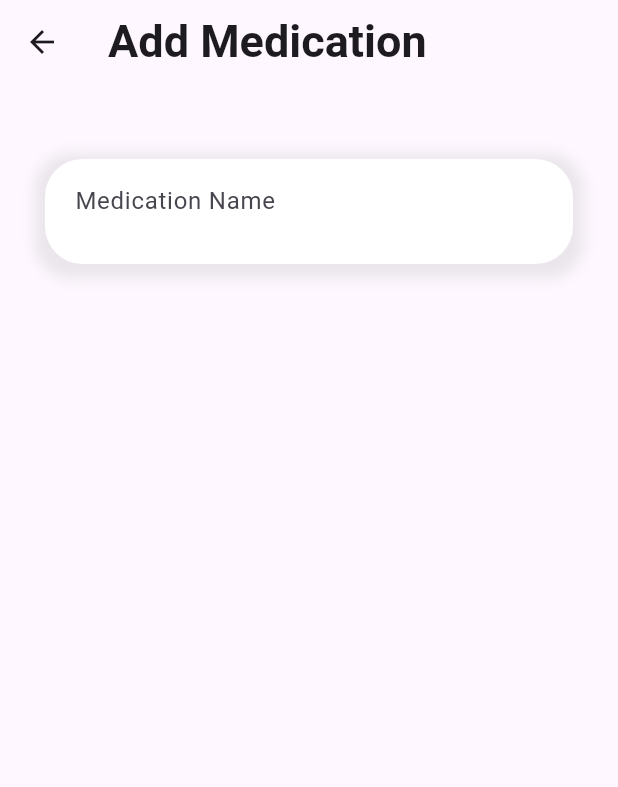
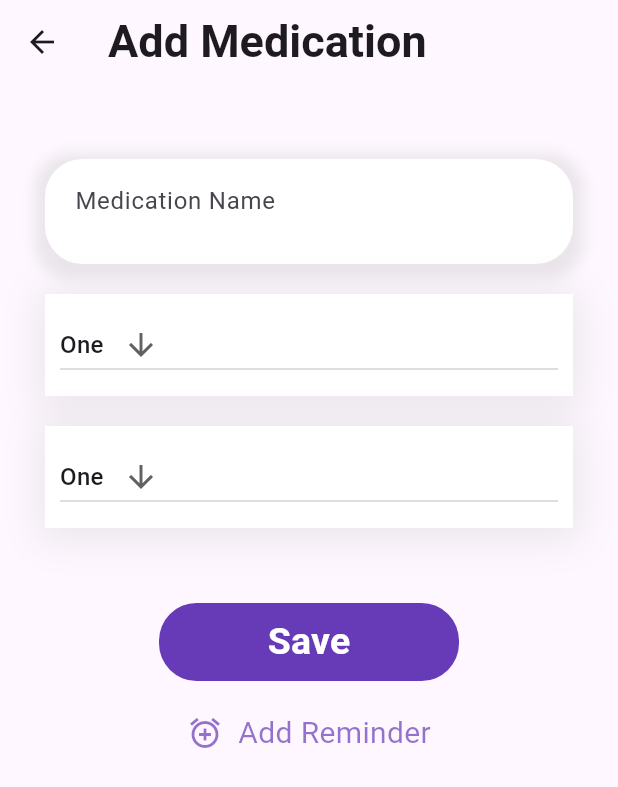
Before and after one commit to ibrahim-maher/untitled2, a Flutter app: the MedicationPage screen opened directly, on a phone screen of 412 x 824 dp. Shown: the top 787 px of the screen. Run offline on Flutter 3.47's test engine with Material 2 defaults, Android fonts, the phone set to English and light mode, and no system bars; our stand-ins replace charts_flutter, get.

Commit message:
ratenia page

```diff
--- a/lib/main.dart
+++ b/lib/main.dart
@@ -2,6 +2,7 @@ import 'package:flutter/material.dart';
 import 'package:get/get.dart';
 import 'package:untitled2/retinaPage.dart';
 
+import 'add_medication.dart';
 import 'dashboard.dart';
 import 'diabetes_types.dart';
 import 'feedback.dart';
@@ -44,7 +45,7 @@ class MyApp extends StatelessWidget {
         ),
         useMaterial3: true,
       ),
-      home:  MedicationPage(),
+      home:  AddMedicationPage(),
     );
   }
 }
--- a/lib/medication.dart
+++ b/lib/medication.dart
@@ -1,19 +1,54 @@
 import 'package:flutter/material.dart';
+import 'package:untitled2/componants/def_button.dart';
 import 'package:untitled2/componants/def_textfield.dart';
 
-class MedicationPage extends StatelessWidget {
+class MedicationPage extends StatefulWidget {
   const MedicationPage({Key? key}) : super(key: key);
 
   @override
+  State<MedicationPage> createState() => _MedicationPageState();
+}
+
+class _MedicationPageState extends State<MedicationPage> {
+  late var dropdownValue1 = 'One';
+  late var dropdownValue2 = 'One';
+
+  @override
   Widget build(BuildContext context) {
+
+    DateTime selectedDate = DateTime.now();
+    TimeOfDay selectedTime = TimeOfDay.now();
+
+    Future<void> _selectDate(BuildContext context) async {
+      final DateTime? picked = await showDatePicker(
+        context: context,
+        initialDate: selectedDate,
+        firstDate: DateTime(2020),
+        lastDate: DateTime(2025),
+      );
+      if (picked != null && picked != selectedDate)
+        setState(() {
+          selectedDate = picked;
+        });
+    }
+
+    Future<void> _selectTime(BuildContext context) async {
+      final TimeOfDay? picked = await showTimePicker(
+        context: context,
+        initialTime: selectedTime,
+      );
+      if (picked != null && picked != selectedTime)
+        setState(() {
+          selectedTime = picked;
+        });
+    }
+
+
     return Scaffold(
         appBar: AppBar(
           title: Text(
             'Add Medication',
-            style: TextStyle(
-
-                fontSize: 30,
-                fontWeight: FontWeight.bold),
+            style: TextStyle(fontSize: 30, fontWeight: FontWeight.bold),
           ),
           elevation: 0,
           leading: IconButton(
@@ -23,17 +58,130 @@ class MedicationPage extends StatelessWidget {
             },
           ),
         ),
-        body:Padding(
+        body: Padding(
           padding: const EdgeInsets.all(30.0),
           child: Column(
             children: [
               def_textfield(
                 label: "Medication Name",
               ),
+              Container(
+                padding: const EdgeInsets.all(10),
+                margin: const EdgeInsets.only(top: 20.0),
+                decoration: BoxDecoration(
+                  color: Colors.white,
+                  boxShadow: [
+                    BoxShadow(
+                      color: Colors.grey.withOpacity(0.2),
+                      spreadRadius: 5,
+                      blurRadius: 20,
+                      offset: const Offset(0, 3), // changes position of shadow
+                    ),
+                  ],
+                ),
+                width: double.infinity,
+                child: DropdownButton(
+                  value: dropdownValue1,
+                  icon: Icon(Icons.arrow_downward),
+                  iconSize: 24,
+                  elevation: 16,
+                  items: <DropdownMenuItem>[
+                    DropdownMenuItem(
+                      child: Text('One'),
+                      value: 'One',
+                    ),
+                    DropdownMenuItem(
+                      child: Text('Two'),
+                      value: 'Two',
+                    ),
+                    DropdownMenuItem(
+                      child: Text('Three'),
+                      value: 'Three',
+                    ),
+                  ],
+                  onChanged: (value) {
+                    setState(() {
+                      dropdownValue1 = value;
+                    });
+                  },
+                ),
+              ),
+              Container(
+                padding: const EdgeInsets.all(10),
+                margin: const EdgeInsets.only(top: 20.0),
+                decoration: BoxDecoration(
+                  color: Colors.white,
+                  boxShadow: [
+                    BoxShadow(
+                      color: Colors.grey.withOpacity(0.2),
+                      spreadRadius: 5,
+                      blurRadius: 20,
+                      offset: const Offset(0, 3), // changes position of shadow
+                    ),
+                  ],
+                ),
+                width: double.infinity,
+                child: DropdownButton(
+                  value: dropdownValue2,
+                  icon: Icon(Icons.arrow_downward),
+                  iconSize: 24,
+                  elevation: 16,
+                  items: <DropdownMenuItem>[
+                    DropdownMenuItem(
+                      child: Text('One'),
+                      value: 'One',
+                    ),
+                    DropdownMenuItem(
+                      child: Text('Two'),
+                      value: 'Two',
+                    ),
+                    DropdownMenuItem(
+                      child: Text('Three'),
+                      value: 'Three',
+                    ),
+                  ],
+                  onChanged: (value) {
+                    setState(() {
+                      dropdownValue2 = value;
+                    });
+                  },
+                ),
+              ),
+              SizedBox(
+                height: 50,
+              ),
+              defButton(text: "Save"),
+              SizedBox(
+                height: 20,
+              ),
+              InkWell(
+                onTap: () {
+                  _selectDate(context);
+                  _selectTime(context);
+                },
+                child: Row(
+                  mainAxisAlignment: MainAxisAlignment.center,
+                  children: [
 
+                      Icon(
+                        Icons.add_alarm,
+                        color: Theme.of(context).primaryColor.withOpacity(0.7),
+
+                    ),
+                    SizedBox(
+                      width: 10,
+                    ),
+                    Text(
+                      "Add Reminder",
+                      style: TextStyle(
+                        fontSize: 20,
+                          color: Theme.of(context).primaryColor.withOpacity(0.7)),
+                    )
+                  ],
+                ),
+              )
             ],
           ),
-        )
-    );
+        ));
   }
 }
```
Also changed, not shown: lib/add_medication.dart (added, +47 -0 lines), assets/images/mental-health.png (added), lib/up_ratina.dart (added).
